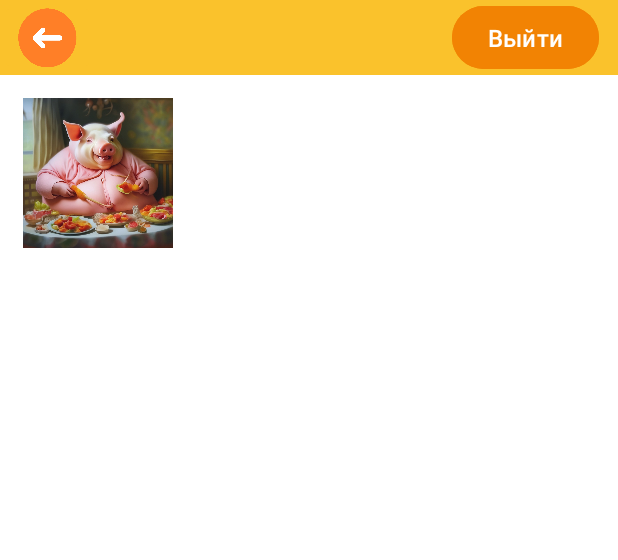
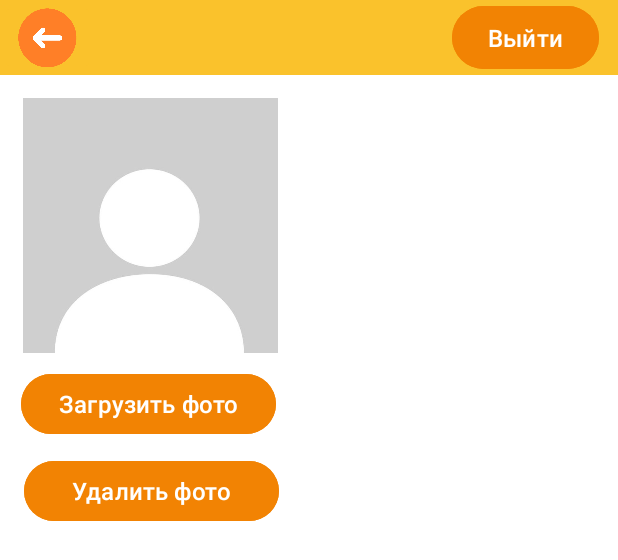
Before and after one commit to le-blyad/PokushAI_Mobile, an Android app: the layout activity_user.xml on its own in the app's theme, with its tools: preview values and no code run, on a phone screen of 412 x 824 dp. Shown: the top 560 px of the screen. Run offline under Robolectric (Android 15) with nearby library versions, the light colour scheme and no system bars; network calls fail.

Commit message:
добавление и изменение аватарки пользователя

```diff
--- a/app/src/main/res/layout/activity_user.xml
+++ b/app/src/main/res/layout/activity_user.xml
@@ -48,18 +48,45 @@
         android:layout_marginStart="24dp"
         android:layout_marginTop="20dp"
         android:textSize="20dp"
-        app:layout_constraintStart_toEndOf="@+id/imageView3"
+        app:layout_constraintStart_toEndOf="@+id/imageViewProfile"
         app:layout_constraintTop_toBottomOf="@+id/text111" />
 
     <ImageView
-        android:id="@+id/imageView3"
-        android:layout_width="100dp"
-        android:layout_height="100dp"
+        android:id="@+id/imageViewProfile"
+        android:layout_width="170dp"
+        android:layout_height="170dp"
         android:layout_marginStart="15dp"
         android:layout_marginTop="15dp"
-        android:src="@drawable/pig_eat"
+        android:src="@drawable/no_photo"
         app:layout_constraintStart_toStartOf="parent"
         app:layout_constraintTop_toBottomOf="@+id/text111" />
 
+    <Button
+        android:id="@+id/buttonAddImage"
+        android:layout_width="170dp"
+        android:layout_height="wrap_content"
+        android:layout_marginTop="10dp"
+        android:backgroundTint="@color/orange"
+        android:text="Загрузить фото"
+        android:textColor="#FFFFFF"
+        android:textSize="16dp"
+        app:layout_constraintEnd_toEndOf="parent"
+        app:layout_constraintHorizontal_bias="0.058"
+        app:layout_constraintStart_toStartOf="parent"
+        app:layout_constraintTop_toBottomOf="@+id/imageViewProfile" />
+
+    <Button
+        android:id="@+id/buttonRemoveImage"
+        android:layout_width="170dp"
+        android:layout_height="wrap_content"
+        android:layout_marginStart="16dp"
+        android:layout_marginTop="10dp"
+        android:backgroundTint="@color/orange"
+        android:text="Удалить фото"
+        android:textColor="#FFFFFF"
+        android:textSize="16dp"
+        app:layout_constraintStart_toStartOf="parent"
+        app:layout_constraintTop_toBottomOf="@+id/buttonAddImage" />
+
 
 </androidx.constraintlayout.widget.ConstraintLayout>
```
Also changed, not shown: app/src/main/java/com/example/pokushai_mobile/DatabaseHelper.kt (+7 -4 lines), app/src/main/java/com/example/pokushai_mobile/User.kt (+81 -8 lines), app/src/main/java/com/example/pokushai_mobile/UserDAO.kt (+85 -3 lines), app/src/main/res/drawable/no_photo.png (added).
